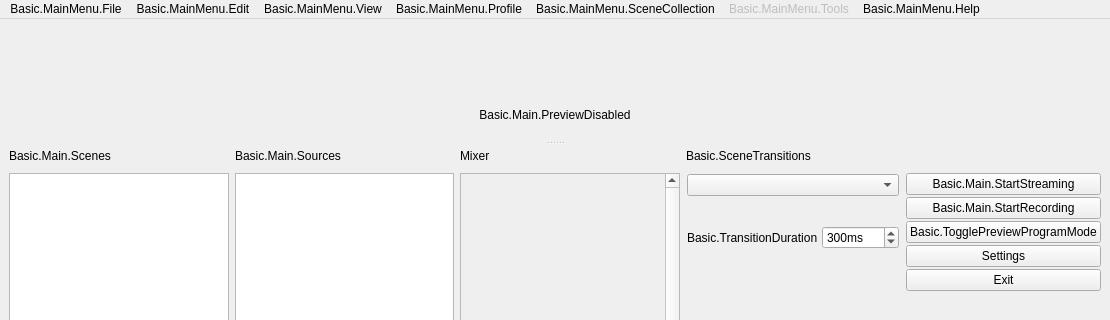
The window that UI/forms/OBSBasic.ui (GameKyuubi/obs-studio) describes before a commit, drawn with Qt 5; both pictures show x 0 to 1110 and y 0 to 320 of the 1110 by 724 pixel window.
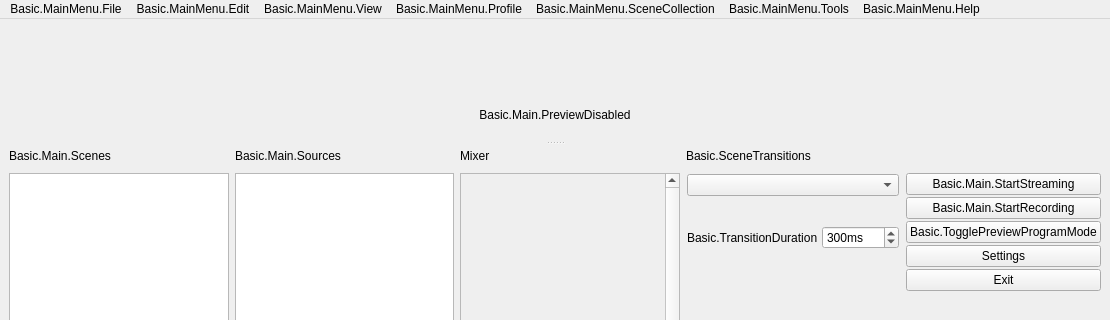
The same window after the commit. Icons and pictures are not drawn. Custom widgets are drawn as their Qt base class.

```diff
--- a/UI/forms/OBSBasic.ui
+++ b/UI/forms/OBSBasic.ui
@@ -983,9 +983,6 @@
     <addaction name="toggleStatusBar"/>
    </widget>
    <widget class="QMenu" name="menuTools">
-    <property name="enabled">
-     <bool>false</bool>
-    </property>
     <property name="title">
      <string>Basic.MainMenu.Tools</string>
     </property>
```
Left out of the diff: 12 changed lines with no effect on the pictures.
